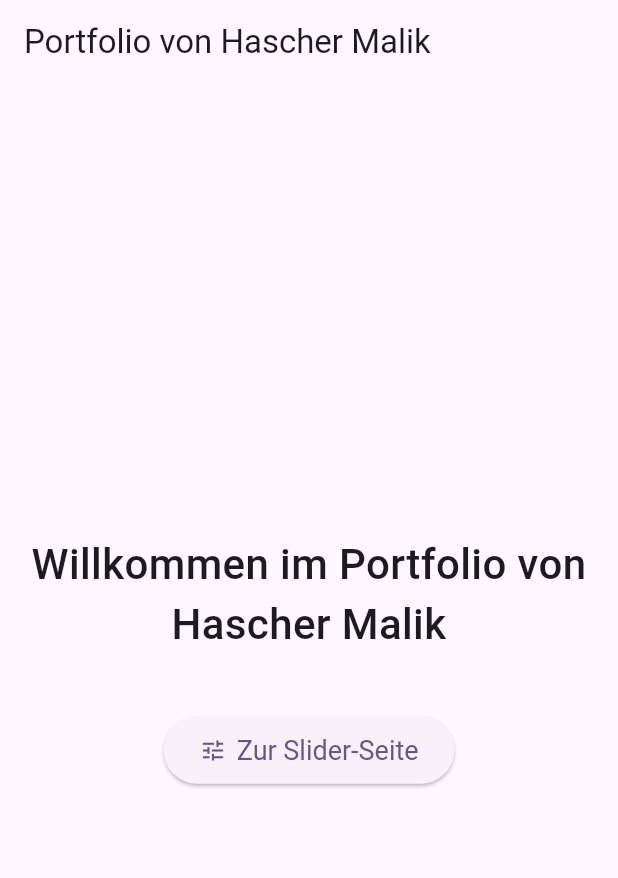
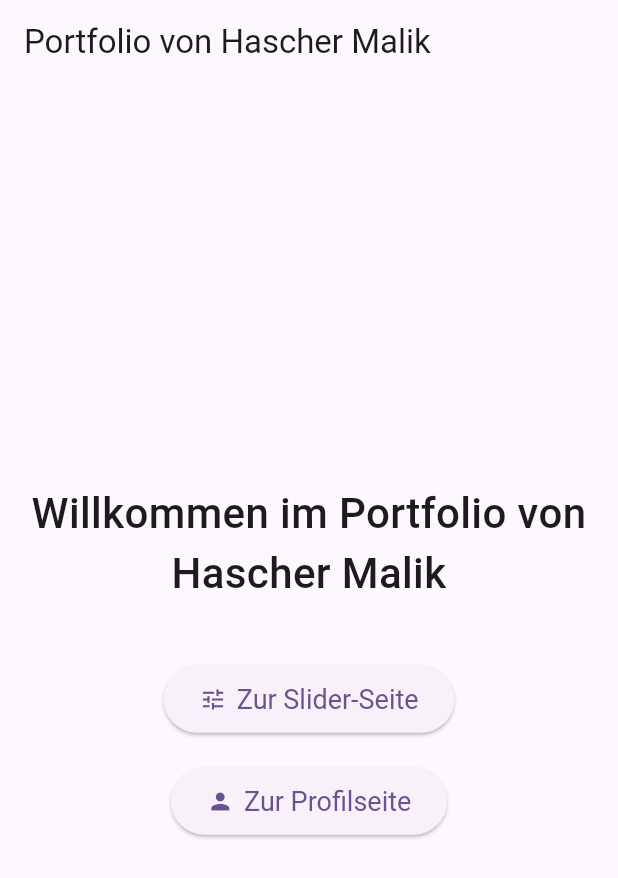
Before and after one commit to Hascher16/portfolio_5567122, a Flutter app: the screen it shows after launch, on a phone screen of 412 x 824 dp. Shown: the top 878 px of the screen. Run offline on Flutter 3.47's test engine with Material 3 defaults, Android fonts, the phone set to English and light mode, and no system bars.

```diff
--- a/lib/pages/home_page.dart
+++ b/lib/pages/home_page.dart
@@ -35,6 +35,20 @@ class HomePage extends StatelessWidget {
                   textStyle: const TextStyle(fontSize: 18),
                 ),
               ),
+		const SizedBox(height: 20),
+		ElevatedButton.icon(
+		onPressed: () {
+ 		Navigator.pushNamed(context, '/profile');
+  },
+  icon: const Icon(Icons.person),
+  label: const Text('Zur Profilseite'),
+  style: ElevatedButton.styleFrom(
+    padding: const EdgeInsets.symmetric(horizontal: 24, vertical: 12),
+    textStyle: const TextStyle(fontSize: 18),
+  ),
+),
+
+
             ],
           ),
         ),
```
Also changed, not shown: lib/pages/profile_form_page.dart (added).
